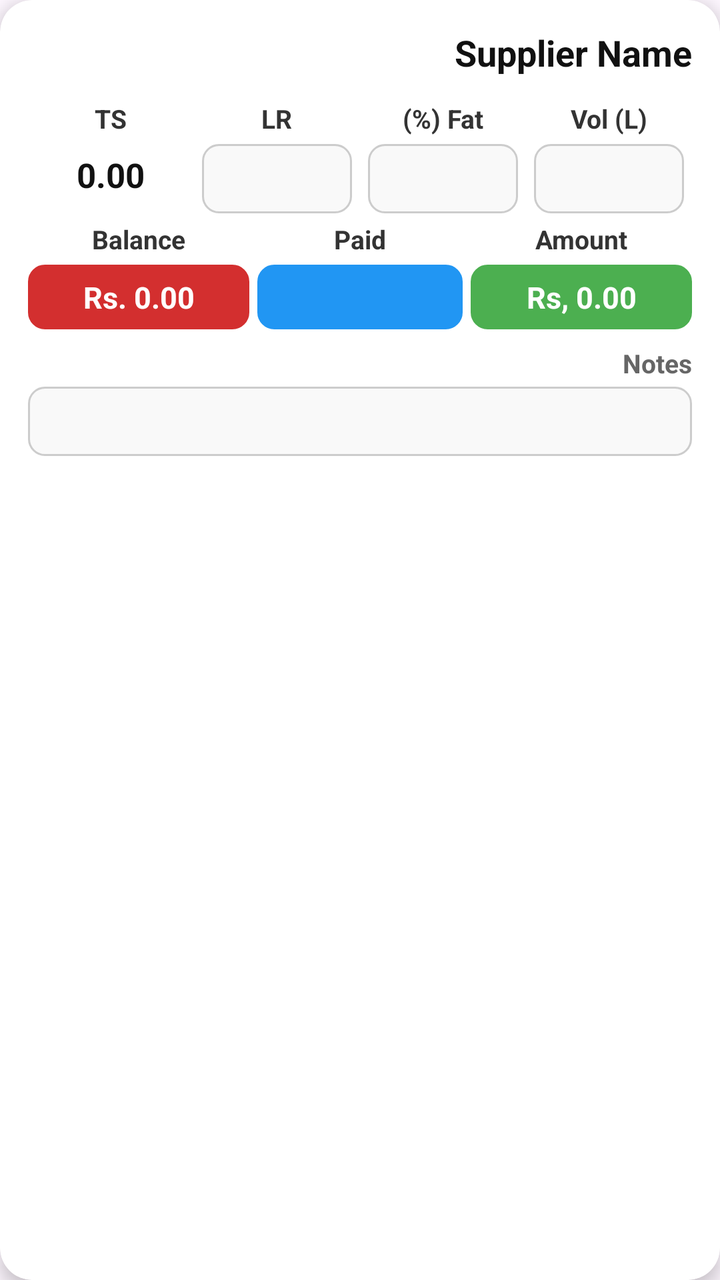
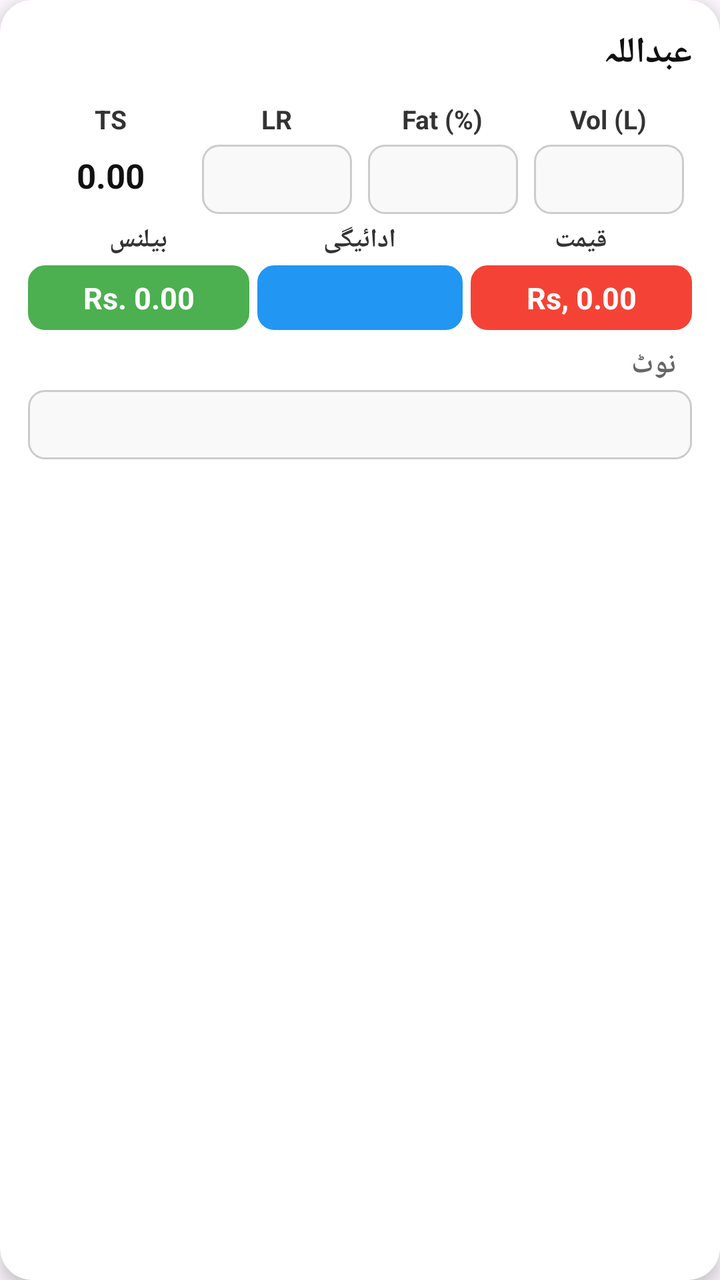

Two renders of the same Android screen: before a commit and after it. Below are the layout's source before the change and the commit's diff.
<!-- AndroidManifest.xml: application theme Theme.MilkLedger -->
<!-- res/layout/item_purchase.xml -->
<?xml version="1.0" encoding="utf-8"?>
<androidx.cardview.widget.CardView xmlns:android="http://schemas.android.com/apk/res/android"
    xmlns:app="http://schemas.android.com/apk/res-auto"
    xmlns:tools="http://schemas.android.com/tools"
    android:layout_width="match_parent"
    android:layout_height="wrap_content"
    android:layout_marginHorizontal="16dp"
    android:layout_marginVertical="8dp"
    android:backgroundTint="@android:color/white"
    android:layoutDirection="rtl"
    android:textDirection="rtl"
    app:cardCornerRadius="16dp"
    app:cardElevation="5dp">

    <LinearLayout
        android:layout_width="match_parent"
        android:layout_height="wrap_content"
        android:orientation="vertical"
        android:padding="14dp">

        
        <TextView
            android:id="@+id/tv_supplier_name"
            android:layout_width="match_parent"
            android:layout_height="wrap_content"
            android:layout_marginBottom="8dp"
            android:text="Supplier Name"
            android:textColor="#111111"
            android:textSize="18sp"
            android:textStyle="bold" />

        
        <GridLayout
            android:layout_width="match_parent"
            android:layout_height="wrap_content"
            android:alignmentMode="alignMargins"
            android:columnCount="4"
            android:useDefaultMargins="true">

            
            <LinearLayout
                android:layout_width="0dp"
                android:layout_height="wrap_content"
                android:layout_columnWeight="1"
                android:gravity="center"
                android:orientation="vertical">

                <TextView
                    android:layout_width="wrap_content"
                    android:layout_height="wrap_content"
                    android:layout_marginBottom="4dp"
                    android:text="Vol (L)"
                    android:textColor="#333"
                    android:textSize="13sp"
                    android:textStyle="bold" />

                <EditText
                    android:id="@+id/et_volume"
                    android:layout_width="match_parent"
                    android:layout_height="wrap_content"
                    android:background="@drawable/bg_edittext_readable"
                    android:gravity="center"
                    android:imeOptions="actionNext"
                    android:inputType="numberDecimal"
                    android:layoutDirection="ltr"
                    android:nextFocusForward="@id/et_fat"
                    android:paddingVertical="6dp"
                    android:textDirection="ltr"
                    android:textSize="17sp" />
            </LinearLayout>

            
            <LinearLayout
                android:layout_width="0dp"
                android:layout_height="wrap_content"
                android:layout_columnWeight="1"
                android:gravity="center"
                android:orientation="vertical">

                <TextView
                    android:layout_width="wrap_content"
                    android:layout_height="wrap_content"
                    android:layout_marginBottom="4dp"
                    android:text="Fat (%)"
                    android:textColor="#333"
                    android:textSize="13sp"
                    android:textStyle="bold" />

                <EditText
                    android:id="@+id/et_fat"
                    android:layout_width="match_parent"
                    android:layout_height="wrap_content"
                    android:background="@drawable/bg_edittext_readable"
                    android:gravity="center"
                    android:imeOptions="actionNext"
                    android:nextFocusForward="@id/et_lr"
                    android:inputType="numberDecimal"
                    android:paddingVertical="6dp"
                    android:textDirection="ltr"
                    android:textSize="17sp" />
            </LinearLayout>

            
            <LinearLayout
                android:layout_width="0dp"
                android:layout_height="wrap_content"
                android:layout_columnWeight="1"
                android:gravity="center"
                android:orientation="vertical">

                <TextView
                    android:layout_width="wrap_content"
                    android:layout_height="wrap_content"
                    android:layout_marginBottom="4dp"
                    android:text="LR"
                    android:textColor="#333"
                    android:textSize="13sp"
                    android:textStyle="bold" />

                <EditText
                    android:id="@+id/et_lr"
                    android:layout_width="match_parent"
                    android:layout_height="wrap_content"
                    android:background="@drawable/bg_edittext_readable"
                    android:gravity="center"
                    android:imeOptions="actionNext"
                    android:nextFocusDown="@id/et_paid"
                    android:inputType="numberDecimal"
                    android:paddingVertical="6dp"
                    android:textDirection="ltr"
                    android:textSize="17sp" />
            </LinearLayout>

            
            <LinearLayout
                android:layout_width="0dp"
                android:layout_height="wrap_content"
                android:layout_columnWeight="1"
                android:gravity="center"

                android:orientation="vertical">

                <TextView
                    android:layout_width="wrap_content"
                    android:layout_height="wrap_content"
                    android:text="TS"
                    android:textColor="#333"
                    android:textSize="13sp"
                    android:textStyle="bold" />

                <TextView
                    android:id="@+id/tv_ts"
                    android:layout_width="match_parent"
                    android:layout_height="wrap_content"
                    android:gravity="center"
                    android:paddingTop="8dp"
                    android:text="0.00"
                    android:textColor="#111111"
                    android:textSize="17sp"
                    android:textStyle="bold" />
            </LinearLayout>
        </GridLayout>


        
        
        <LinearLayout
            android:layout_width="match_parent"
            android:layout_height="wrap_content"
            android:layout_marginBottom="8dp"
            android:gravity="center_vertical"
            android:orientation="horizontal"
            android:weightSum="3">

            
            <LinearLayout
                android:layout_width="0dp"
                android:layout_height="wrap_content"
                android:layout_weight="1"
                android:gravity="center_horizontal"
                android:orientation="vertical">

                <TextView
                    android:layout_width="wrap_content"
                    android:layout_height="wrap_content"
                    android:layout_marginBottom="4dp"
                    android:text="Amount"
                    android:textColor="#333"
                    android:textSize="13sp"
                    android:textStyle="bold" />

                <TextView
                    android:id="@+id/tv_price"
                    android:layout_width="match_parent"
                    android:layout_height="wrap_content"
                    android:background="@drawable/bg_edittext_readable"
                    android:backgroundTint="@color/sale_color"
                    android:gravity="center"
                    android:paddingVertical="6dp"
                    android:text="Rs, 0.00"
                    android:textColor="#fff"
                    android:textSize="15sp"
                    android:textStyle="bold" />
            </LinearLayout>

            
            <LinearLayout
                android:layout_width="0dp"
                android:layout_height="wrap_content"
                android:layout_weight="1"
                android:gravity="center_horizontal"
                android:orientation="vertical"
                android:paddingHorizontal="4dp">

                <TextView
                    android:layout_width="wrap_content"
                    android:layout_height="wrap_content"
                    android:layout_marginBottom="4dp"
                    android:text="Paid"
                    android:textColor="#333"
                    android:textSize="13sp"
                    android:textStyle="bold" />

                <EditText
                    android:id="@+id/et_paid"
                    android:layout_width="match_parent"
                    android:layout_height="wrap_content"
                    android:background="@drawable/bg_edittext_readable"
                    android:backgroundTint="@color/info"
                    android:textColor="#fff"
                    android:textStyle="bold"
                    android:nextFocusDown="@id/et_notes"
                    android:gravity="center"
                    android:inputType="number"
                    android:paddingVertical="6dp"
                    android:textDirection="ltr"
                    android:textSize="15sp" />
            </LinearLayout>

            
            <LinearLayout
                android:layout_width="0dp"
                android:layout_height="wrap_content"
                android:layout_weight="1"
                android:gravity="center_horizontal"
                android:orientation="vertical">

                <TextView
                    android:layout_width="wrap_content"
                    android:layout_height="wrap_content"
                    android:layout_marginBottom="4dp"
                    android:text="Balance"
                    android:textColor="#333"
                    android:textSize="13sp"
                    android:textStyle="bold" />

                <TextView
                    android:id="@+id/tv_balance"
                    android:layout_width="match_parent"
                    android:layout_height="wrap_content"
                    android:background="@drawable/bg_edittext_readable"
                    android:backgroundTint="#D32F2F"
                    android:gravity="center"
                    android:paddingVertical="6dp"
                    android:text="Rs. 0.00"
                    android:textColor="#fff"
                    android:textSize="15sp"
                    android:textStyle="bold" />
            </LinearLayout>
        </LinearLayout>


        
        <TextView
            android:layout_width="match_parent"
            android:layout_height="wrap_content"
            android:layout_marginBottom="3dp"
            android:text="Notes"
            android:textColor="#666"
            android:textSize="13sp"
            android:textStyle="bold" />

        <EditText
            android:id="@+id/et_notes"
            android:layout_width="match_parent"
            android:layout_height="wrap_content"
            android:background="@drawable/bg_edittext_readable"
            android:inputType="textCapSentences"
            android:paddingVertical="6dp"
            android:imeOptions="actionDone"
            android:paddingStart="10dp"
            android:textSize="17sp"
            tools:ignore="RtlSymmetry" />
    </LinearLayout>
</androidx.cardview.widget.CardView>
<!-- resources referenced by this layout -->
<resources>
  <color name="info">#2196F3</color>
  <color name="sale_color">#4CAF50</color>
  <!-- drawable bg_edittext_readable (drawable) -->
  <shape xmlns:android="http://schemas.android.com/apk/res/android" android:shape="rectangle">
      <solid android:color="#F9F9F9" />
      <stroke android:width="1dp" android:color="#CCCCCC" />
      <corners android:radius="8dp" />
      <padding android:left="6dp" android:right="6dp" android:top="4dp" android:bottom="4dp" />
  </shape>
  <style name="Theme.MilkLedger" parent="Base.Theme.MilkLedger" />
  <style name="Base.Theme.MilkLedger" parent="Theme.Material3.DayNight.NoActionBar">
  
  
  
          <item name="colorPrimary">@color/md_theme_primary</item>
          <item name="colorOnPrimary">@color/md_theme_onPrimary</item>
          <item name="colorSecondary">@color/md_theme_secondary</item>
          <item name="colorOnSecondary">@color/md_theme_onSecondary</item>
          <item name="android:statusBarColor">@android:color/transparent</item>
          <item name="android:navigationBarColor">?attr/colorSurface</item>
  
          <item name="materialButtonStyle">@style/Button.Filled</item>
  
          <item name="textAppearanceHeadlineLarge">@style/Text.H1</item>
          <item name="textAppearanceHeadlineMedium">@style/Text.H2</item>
          <item name="textAppearanceTitleMedium">@style/Text.Title</item>
          <item name="textAppearanceBodyLarge">@style/Text.Body</item>
          <item name="textAppearanceLabelMedium">@style/Text.Caption</item>
          <item name="textAppearanceLabelLarge">@style/Text.Button</item>
  
  
      </style>
  <color name="md_theme_primary">#4CAF50</color>
  <color name="md_theme_onPrimary">#FFFFFF</color>
  <color name="md_theme_secondary">#FFC107</color>
  <color name="md_theme_onSecondary">#000000</color>
  <style name="Button.Filled" parent="Widget.Material3.Button">
          <item name="cornerRadius">@dimen/corner_medium</item>
          <item name="textAppearanceButton">@style/Text.Button</item>
          <item name="elevation">@dimen/elevation_high</item>
          <item name="android:textAllCaps">false</item>
      </style>
  <style name="Text.H1" parent="TextAppearance.Material3.DisplayLarge">
          <item name="android:fontFamily">@font/poppins_bold</item>
          <item name="android:textSize">@dimen/sp_headline_large</item>
          <item name="android:letterSpacing">0.01</item>
      </style>
  <style name="Text.H2" parent="TextAppearance.Material3.HeadlineMedium">
          <item name="android:fontFamily">@font/poppins_semibold</item>
          <item name="android:textSize">@dimen/sp_headline_medium</item>
          <item name="android:letterSpacing">0.01</item>
      </style>
  <style name="Text.Title" parent="TextAppearance.Material3.TitleMedium">
          <item name="android:fontFamily">@font/inter_semibold</item>
          <item name="android:textSize">@dimen/sp_headline_medium</item>
      </style>
  <style name="Text.Body" parent="TextAppearance.Material3.BodyLarge">
          <item name="android:fontFamily">@font/inter</item>
          <item name="android:textSize">@dimen/sp_body</item>
      </style>
  <style name="Text.Caption" parent="TextAppearance.Material3.LabelMedium">
          <item name="android:fontFamily">@font/inter_semibold</item>
          <item name="android:textSize">@dimen/sp_caption</item>
      </style>
  <style name="Text.Button" parent="TextAppearance.Material3.LabelLarge">
          <item name="android:fontFamily">@font/inter_semibold</item>
          <item name="android:textSize">@dimen/sp_button</item>
          <item name="android:textAllCaps">false</item>
      </style>
  <dimen name="corner_medium">8dp</dimen>
  <dimen name="elevation_high">8dp</dimen>
  <dimen name="sp_headline_large">24sp</dimen>
  <dimen name="sp_headline_medium">20sp</dimen>
  <dimen name="sp_body">16sp</dimen>
  <dimen name="sp_caption">14sp</dimen>
  <dimen name="sp_button">16sp</dimen>
</resources>

<!-- the commit's change to res/layout/item_purchase.xml (unified diff, before → after) -->
@@ -24,7 +24,7 @@
             android:layout_width="match_parent"
             android:layout_height="wrap_content"
             android:layout_marginBottom="8dp"
-            android:text="Supplier Name"
+            android:text="عبداللہ"
             android:textColor="#111111"
             android:textSize="18sp"
             android:textStyle="bold" />
@@ -51,6 +51,7 @@
                     android:layout_marginBottom="4dp"
                     android:text="Vol (L)"
                     android:textColor="#333"
+                    android:textDirection="ltr"
                     android:textSize="13sp"
                     android:textStyle="bold" />
 
@@ -82,6 +83,7 @@
                     android:layout_height="wrap_content"
                     android:layout_marginBottom="4dp"
                     android:text="Fat (%)"
+                    android:textDirection="ltr"
                     android:textColor="#333"
                     android:textSize="13sp"
                     android:textStyle="bold" />
@@ -184,7 +186,7 @@
                     android:layout_width="wrap_content"
                     android:layout_height="wrap_content"
                     android:layout_marginBottom="4dp"
-                    android:text="Amount"
+                    android:text="قیمت"
                     android:textColor="#333"
                     android:textSize="13sp"
                     android:textStyle="bold" />
@@ -194,7 +196,7 @@
                     android:layout_width="match_parent"
                     android:layout_height="wrap_content"
                     android:background="@drawable/bg_edittext_readable"
-                    android:backgroundTint="@color/sale_color"
+                    android:backgroundTint="@color/purchase_color"
                     android:gravity="center"
                     android:paddingVertical="6dp"
                     android:text="Rs, 0.00"
@@ -216,7 +218,7 @@
                     android:layout_width="wrap_content"
                     android:layout_height="wrap_content"
                     android:layout_marginBottom="4dp"
-                    android:text="Paid"
+                    android:text="ادائیگی"
                     android:textColor="#333"
                     android:textSize="13sp"
                     android:textStyle="bold" />
@@ -249,7 +251,7 @@
                     android:layout_width="wrap_content"
                     android:layout_height="wrap_content"
                     android:layout_marginBottom="4dp"
-                    android:text="Balance"
+                    android:text="بیلنس"
                     android:textColor="#333"
                     android:textSize="13sp"
                     android:textStyle="bold" />
@@ -259,8 +261,9 @@
                     android:layout_width="match_parent"
                     android:layout_height="wrap_content"
                     android:background="@drawable/bg_edittext_readable"
-                    android:backgroundTint="#D32F2F"
-                    android:gravity="center"
+                    android:backgroundTint="@color/sale_color"
+                    android:gravity="center"
+                    android:textDirection="ltr"
                     android:paddingVertical="6dp"
                     android:text="Rs. 0.00"
                     android:textColor="#fff"
@@ -275,10 +278,12 @@
             android:layout_width="match_parent"
             android:layout_height="wrap_content"
             android:layout_marginBottom="3dp"
-            android:text="Notes"
+            android:text="نوٹ"
+            android:paddingStart="8dp"
             android:textColor="#666"
-            android:textSize="13sp"
-            android:textStyle="bold" />
+            android:textSize="14sp"
+            android:textStyle="bold"
+            tools:ignore="RtlSymmetry" />
 
         <EditText
             android:id="@+id/et_notes"
<!-- resource entries referenced after the edit -->
@@ -1,6 +1,7 @@
 <!-- resources referenced by this layout -->
 <resources>
   <color name="info">#2196F3</color>
+  <color name="purchase_color">#F44336</color>
   <color name="sale_color">#4CAF50</color>
   <!-- drawable bg_edittext_readable (drawable) -->
   <shape xmlns:android="http://schemas.android.com/apk/res/android" android:shape="rectangle">
